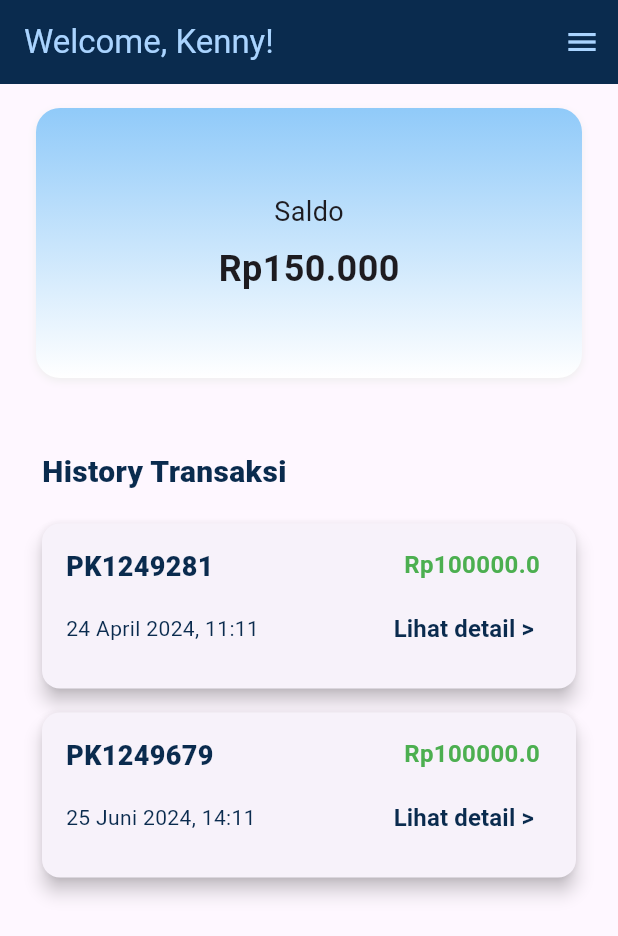
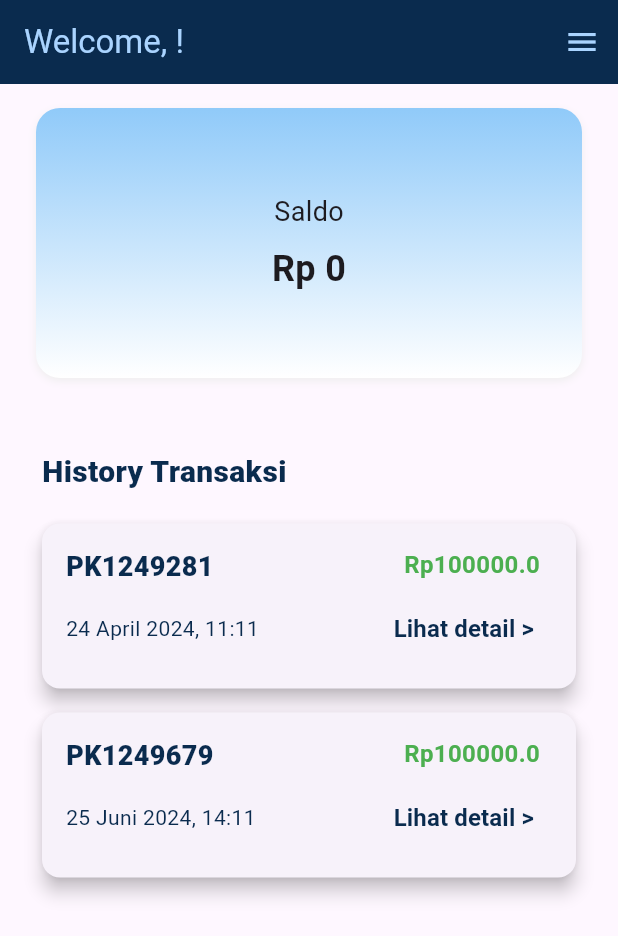
Before and after one commit to KelpinHarr/project_bazzar, a Flutter app: the screen it shows after launch, after a tap on "Login", on a phone screen of 412 x 824 dp. Shown: the top 936 px of the screen. Run offline on Flutter 3.47's test engine with Material 3 defaults, Android fonts, the light colour scheme and no system bars; our stand-ins replace camera, cloud_firestore, dotted_border, dropdown_search, file_picker, firebase_core and 1 more; missing offline and left inert: qr_code_scanner; accounts and stored records are empty.

Commit message:
fetch data from firestore - student

```diff
--- a/lib/Transaction.dart
+++ b/lib/Transaction.dart
@@ -13,7 +13,7 @@ class TransactionItem {
   });
 }
 
-class Transaction extends StatelessWidget {
+class Transactions extends StatelessWidget {
   final String id;
   final DateTime date;
   final String stand;
@@ -23,7 +23,7 @@ class Transaction extends StatelessWidget {
   final double totalAmount;
   final double totalQty;
 
-  const Transaction({
+  const Transactions({
     required this.id,
     required this.date,
     required this.stand,
@@ -90,7 +90,7 @@ class Transaction extends StatelessWidget {
                   onPressed: () {
                     Navigator.push(
                       context,
-                      MaterialPageRoute(builder: (context) => DetailTransaksi(transaction: Transaction(id: id, date: date, stand: stand, buyerId: buyerId, status: status, items: items, totalAmount: totalAmount, totalQty: totalQty))),
+                      MaterialPageRoute(builder: (context) => DetailTransaksi(transaction: Transactions(id: id, date: date, stand: stand, buyerId: buyerId, status: status, items: items, totalAmount: totalAmount, totalQty: totalQty))),
                     );
                   },
                   child: const Text(
--- a/lib/login.dart
+++ b/lib/login.dart
@@ -26,7 +26,7 @@ class _LoginState extends State<Login> {
           mainAxisAlignment: MainAxisAlignment.center,
           children: [
             Padding(
-              padding: const EdgeInsets.only(left: 20.0, top: 100.0),
+              padding: const EdgeInsets.only(left: 20.0),
               child: Image.asset('assets/Logo Pelangi Kristus.png'),
             ),
             Center(
@@ -153,10 +153,13 @@ class _LoginState extends State<Login> {
 
     try {
       final firestore = FirebaseFirestore.instance;
-      final userDoc = await firestore.collection('users').where('username', isEqualTo: username).get();
+      final userDoc = await firestore
+          .collection('users')
+          .where('username', isEqualTo: username)
+          .get();
 
       if (userDoc.docs.isNotEmpty) {
-        for (var doc in userDoc.docs){
+        for (var doc in userDoc.docs) {
           final user = doc.data();
           if (user!['password'] == password) {
             if (user['role'] == 'admin') {
@@ -164,33 +167,28 @@ class _LoginState extends State<Login> {
                 context,
                 MaterialPageRoute(builder: (context) => HomeAdmin()),
               );
-            }
-            else if (user['role'] == 'stand') {
+            } else if (user['role'] == 'stand') {
               Navigator.push(
                 context,
                 MaterialPageRoute(builder: (context) => HomeStand()),
               );
-            }
-            else {
+            } else {
               Navigator.push(
                 context,
-                MaterialPageRoute(builder: (context) => HomeStudent()),
+                MaterialPageRoute(
+                    builder: (context) => HomeStudent(name: user['name'])),
               );
             }
-          }
-          else {
+          } else {
             ScaffoldMessenger.of(context)
                 .showSnackBar(SnackBar(content: Text('Invalid password')));
           }
-
         }
-      }
-      else {
+      } else {
         ScaffoldMessenger.of(context)
             .showSnackBar(SnackBar(content: Text('User not found')));
       }
-    }
-    catch (e) {
+    } catch (e) {
       print('Error: $e');
     }
   }
--- a/lib/stand/billTransaksi.dart
+++ b/lib/stand/billTransaksi.dart
@@ -2,7 +2,7 @@ import 'package:flutter/material.dart';
 import 'package:project_bazzar/Transaction.dart';
 
 class BillTransaksi extends StatelessWidget {
-  final Transaction transaction;
+  final Transactions transaction;
   const BillTransaksi({Key? key, required this.transaction}) : super(key: key);
 
   @override
--- a/lib/stand/buatTransaksi.dart
+++ b/lib/stand/buatTransaksi.dart
@@ -42,7 +42,7 @@ class _BuatTransaksiState extends State<BuatTransaksi> {
 
   String _selectedProduct = productNames[0];
   List<String> _filteredProducts = productNames;
-  List<Transaction> transactions = [];
+  List<Transactions> transactions = [];
 
   @override
   void reassemble() {
@@ -273,7 +273,7 @@ class _BuatTransaksiState extends State<BuatTransaksi> {
                                     // tambah baris tabel
                                     setState(() {
                                       // Buat objek transaksi baru
-                                      Transaction newTransaction = Transaction(
+                                      Transactions newTransaction = Transactions(
                                         // Isi data transaksi sesuai dengan input pengguna
                                         items: [TransactionItem(name: _selectedProduct, quantity: _qty, price: 4000)],
                                         buyerId: "Kenny",
--- a/lib/stand/detailTransaksi.dart
+++ b/lib/stand/detailTransaksi.dart
@@ -4,7 +4,7 @@ import 'package:project_bazzar/stand/billTransaksi.dart';
 import 'package:project_bazzar/stand/navbarv2.dart';
 
 class DetailTransaksi extends StatelessWidget {
-  final Transaction transaction;
+  final Transactions transaction;
   const DetailTransaksi({super.key, required this.transaction});
 
   @override
--- a/lib/stand/riwayatTransaksi.dart
+++ b/lib/stand/riwayatTransaksi.dart
@@ -12,8 +12,8 @@ class RiwayatTransaksi extends StatefulWidget {
 
 class _RiwayatTransaksiState extends State<RiwayatTransaksi>{
   // Dummy data for riwayat transaksi
-  final List<Transaction> riwayatTransaksi = [
-    Transaction(
+  final List<Transactions> riwayatTransaksi = [
+    Transactions(
       id: 'PK1249281',
       date: DateTime(2024, 4, 24, 10, 11),
       stand: 'Felicia',
--- a/lib/student/home.dart
+++ b/lib/student/home.dart
@@ -1,17 +1,64 @@
+import 'package:cloud_firestore/cloud_firestore.dart';
 import 'package:flutter/material.dart';
+import 'package:intl/intl.dart';
+import 'package:project_bazzar/Transaction.dart';
 import 'package:project_bazzar/student/navbar.dart';
-import 'package:project_bazzar/Transaction.dart';
 
-class HomeStudent extends StatelessWidget {
-  const HomeStudent({super.key});
+class HomeStudent extends StatefulWidget {
+  final String name;
+
+  HomeStudent({Key? key, required this.name}) : super(key: key);
+
+  @override
+  State<HomeStudent> createState() => _HomeStudentState();
+}
+
+class _HomeStudentState extends State<HomeStudent> {
+  int? _balance;
+
+  @override
+  void initState() {
+    super.initState();
+    _getUser();
+  }
+
+  String formatIdr(int amount) {
+    final format = NumberFormat.currency(
+      locale: 'id_ID',
+      symbol: 'Rp ',
+      decimalDigits: 0,
+    );
+    return format.format(amount);
+  }
+
+  Future<void> _getUser() async {
+    try {
+      final firestore = FirebaseFirestore.instance;
+      final userDoc = await firestore
+          .collection('users')
+          .where('role', isEqualTo: 'student')
+          .where('name', isEqualTo: widget.name)
+          .get();
+      if (userDoc.docs.isNotEmpty) {
+        final user = userDoc.docs.first;
+        final balance = user['balance'];
+        print('Retrieved balance: $balance');
+        setState(() {
+          _balance = balance;
+        });
+      }
+    } catch (e) {
+      print(e);
+    }
+  }
 
   @override
   Widget build(BuildContext context) {
     return Scaffold(
       appBar: AppBar(
         automaticallyImplyLeading: false,
-        title: const Text(
-          "Welcome, Kenny!",
+        title: Text(
+          "Welcome, ${widget.name}!",
           style: TextStyle(
             color: Color(0xffAAD4FF),
           ),
@@ -19,7 +66,7 @@ class HomeStudent extends StatelessWidget {
         backgroundColor: const Color(0xff0A2B4E),
         iconTheme: const IconThemeData(color: Color(0xffAAD4FF)),
       ),
-      endDrawer: const NavBarStudent(),
+      endDrawer: NavBarStudent(name: widget.name),
       body: SingleChildScrollView(
         padding: const EdgeInsets.symmetric(horizontal: 24.0, vertical: 16.0),
         child: Column(
@@ -44,7 +91,7 @@ class HomeStudent extends StatelessWidget {
                   ),
                 ],
               ),
-              child: const Column(
+              child: Column(
                 mainAxisAlignment: MainAxisAlignment.center,
                 children: [
                   Text(
@@ -53,27 +100,25 @@ class HomeStudent extends StatelessWidget {
                   ),
                   SizedBox(height: 8.0),
                   Text(
-                    'Rp150.000',
+                    formatIdr(_balance ?? 0),
                     style: TextStyle(
                       fontSize: 24.0,
                       fontWeight: FontWeight.bold,
                     ),
                   ),
+                  // Text('Type of _balance: ${_balance.runtimeType}')
                 ],
               ),
             ),
             const SizedBox(height: 32.0),
             const Padding(
-              padding: EdgeInsets.symmetric(
-                  horizontal: 4.0,
-                  vertical: 16.0
-              ),
+              padding: EdgeInsets.symmetric(horizontal: 4.0, vertical: 16.0),
               child: Text(
                 'History Transaksi',
                 style: TextStyle(
-                    fontSize: 20.0,
-                    fontWeight: FontWeight.w900,
-                    color: Color(0xff0A2B4E),
+                  fontSize: 20.0,
+                  fontWeight: FontWeight.w900,
+                  color: Color(0xff0A2B4E),
                 ),
               ),
             ),
@@ -81,15 +126,18 @@ class HomeStudent extends StatelessWidget {
               children: [
                 Padding(
                   padding: const EdgeInsets.only(bottom: 8.0),
-                  child: Transaction(
+                  child: Transactions(
                     id: 'PK1249281',
                     stand: 'Felicia',
                     buyerId: 'Kenny',
                     status: 'Completed',
                     items: const [
-                      TransactionItem(name: 'Product A', quantity: 2, price: 25000),
-                      TransactionItem(name: 'Product B', quantity: 1, price: 15000),
-                      TransactionItem(name: 'Product C', quantity: 3, price: 10000),
+                      TransactionItem(
+                          name: 'Product A', quantity: 2, price: 25000),
+                      TransactionItem(
+                          name: 'Product B', quantity: 1, price: 15000),
+                      TransactionItem(
+                          name: 'Product C', quantity: 3, price: 10000),
                     ],
                     totalAmount: 100000,
                     totalQty: 6,
@@ -98,15 +146,18 @@ class HomeStudent extends StatelessWidget {
                 ),
                 Padding(
                   padding: const EdgeInsets.only(bottom: 8.0),
-                  child: Transaction(
+                  child: Transactions(
                     id: 'PK1249679',
                     stand: 'Uncle Tan',
                     buyerId: 'Kenny',
                     status: 'Completed',
                     items: const [
-                      TransactionItem(name: 'Product A', quantity: 2, price: 25000),
-                      TransactionItem(name: 'Product B', quantity: 1, price: 15000),
-                      TransactionItem(name: 'Product C', quantity: 3, price: 10000),
+                      TransactionItem(
+                          name: 'Product A', quantity: 2, price: 25000),
+                      TransactionItem(
+                          name: 'Product B', quantity: 1, price: 15000),
+                      TransactionItem(
+                          name: 'Product C', quantity: 3, price: 10000),
                     ],
                     totalAmount: 100000,
                     totalQty: 6,
--- a/lib/student/navbar.dart
+++ b/lib/student/navbar.dart
@@ -3,7 +3,8 @@ import 'package:project_bazzar/login.dart';
 import 'package:project_bazzar/student/home.dart';
 
 class NavBarStudent extends StatelessWidget {
-  const NavBarStudent({Key? key});
+  final String name;
+  const NavBarStudent({Key? key, required this.name}) : super(key: key);
 
   @override
   Widget build(BuildContext context) {
@@ -28,7 +29,7 @@ class NavBarStudent extends StatelessWidget {
                   fit: BoxFit.contain, // Ensure image fits within container
                 ),
                 Text(
-                  'Felicia',
+                  '$name',
                   style: TextStyle(
                     color: Color(0xffAAD4FF),
                     fontSize: 24,
@@ -50,7 +51,7 @@ class NavBarStudent extends StatelessWidget {
             onTap: () {
               Navigator.push(
                 context,
-                MaterialPageRoute(builder: (context) => const HomeStudent()),
+                MaterialPageRoute(builder: (context) => HomeStudent(name: name)),
               );
             },
           ),
--- a/pubspec.yaml
+++ b/pubspec.yaml
@@ -48,6 +48,7 @@ dependencies:
   firebase_auth: ^4.19.5
   cloud_firestore: ^4.17.3
   file_selector: ^1.0.3
+  intl: ^0.19.0
 
 dev_dependencies:
   flutter_test:
```
